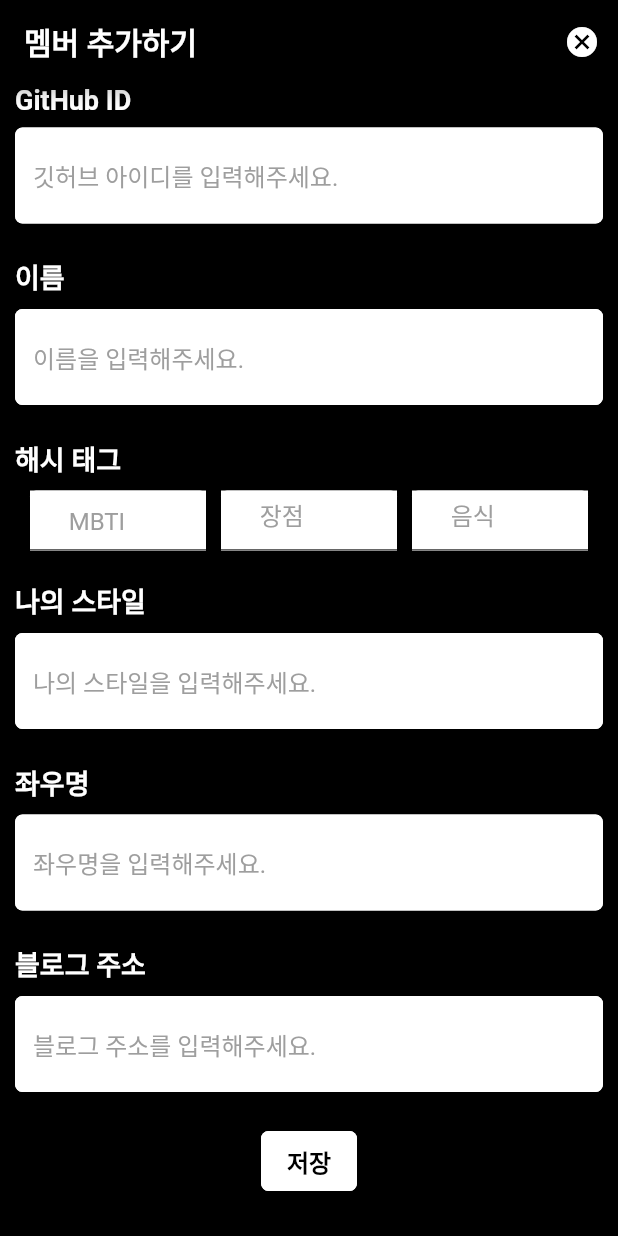
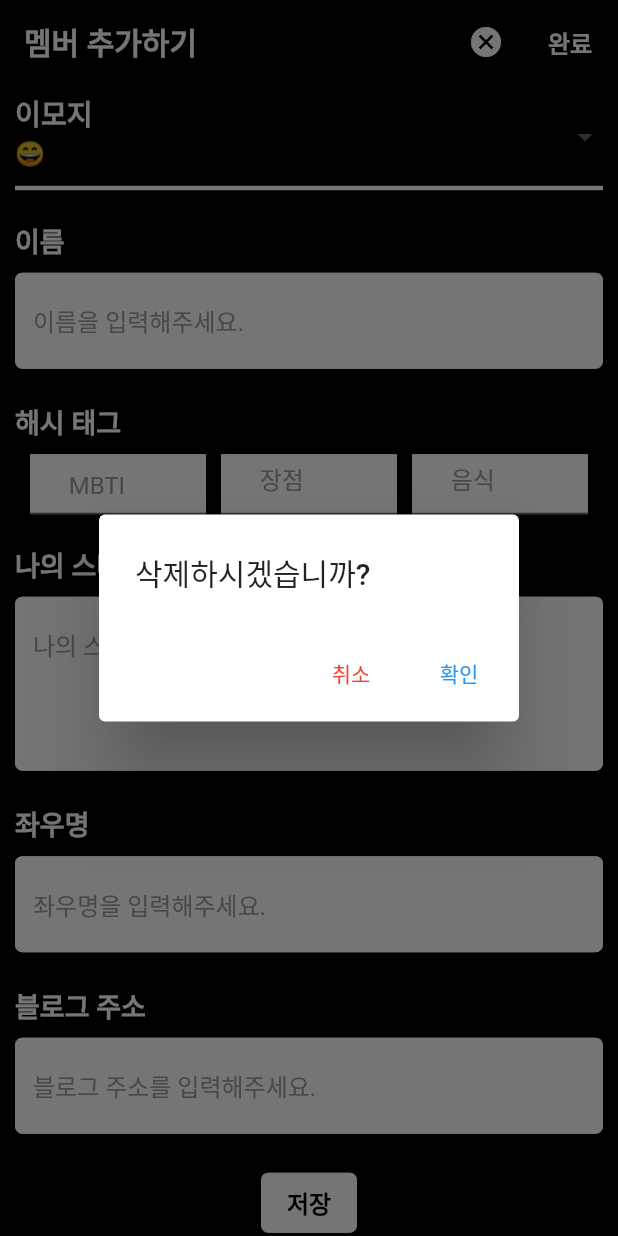
Before and after one commit to Haenaet/presenter-flutter, a Flutter app: the screen it shows after launch, after a tap on the "cancel" icon, on a phone screen of 412 x 824 dp. Run offline on Flutter 3.47's test engine with Material 2 defaults, Android fonts, the phone set to English and light mode, and no system bars.

Commit message:
add: #4 이모지 및 좌우명 추가

```diff
--- a/lib/main.dart
+++ b/lib/main.dart
@@ -10,7 +10,7 @@ class MainApp extends StatelessWidget {
 
   @override
   Widget build(BuildContext context) {
-    return const MaterialApp(
+    return MaterialApp(
       home: MemberCreatePage(),
     );
   }
--- a/lib/screens/member_create.dart
+++ b/lib/screens/member_create.dart
@@ -3,7 +3,9 @@ import 'package:flutter/material.dart';
 import 'package:presenter/widgets/member_create_widget.dart';
 
 class MemberCreatePage extends StatelessWidget {
-  const MemberCreatePage({super.key});
+  MemberCreatePage({super.key});
+
+  TextEditingController contentController = TextEditingController();
 
   @override
   Widget build(BuildContext context) {
@@ -21,43 +23,52 @@ class MemberCreatePage extends StatelessWidget {
           IconButton(
             icon: const Icon(Icons.cancel),
             onPressed: () {
-              print("취소 버튼을 클릭했습니다.");
+              showDeleteDialog(context);
             },
+          ),
+          TextButton(
+            onPressed: () {
+              print("완료 버튼을 클릭했습니다.");
+            },
+            child: Text(
+              "완료",
+              style: TextStyle(
+                color: Colors.white,
+                fontSize: 16,
+                fontWeight: FontWeight.bold,
+              ),
+            ),
           ),
         ],
       ),
-      body: SingleChildScrollView(
-        physics: const ClampingScrollPhysics(),
+      body: const SingleChildScrollView(
+        physics: ClampingScrollPhysics(),
         child: Padding(
-          padding: const EdgeInsets.fromLTRB(10, 0, 10, 0),
+          padding: EdgeInsets.fromLTRB(10, 0, 10, 0),
           child: Column(
             crossAxisAlignment: CrossAxisAlignment.start,
             children: [
-              const TitleLabel(
-                titleText: "GitHub ID",
+              DropDownWidget(),
+              SizedBox(
+                height: 20,
               ),
-              const SizedBox(
+              TitleLabel(
+                titleText: "이름",
+              ),
+              SizedBox(
                 height: 8,
               ),
-              const CustomTextField(
-                hintText: "깃허브 아이디를 입력해주세요.",
+              CustomTextField(
+                hintText: "이름을 입력해주세요.",
+                maxLength: 4,
               ),
-              const TitleLabel(
-                titleText: "이름",
+              TitleLabel(
+                titleText: "해시 태그",
               ),
-              const SizedBox(
+              SizedBox(
                 height: 8,
               ),
-              const CustomTextField(
-                hintText: "이름을 입력해주세요.",
-              ),
-              const TitleLabel(
-                titleText: "해시 태그",
-              ),
-              const SizedBox(
-                height: 8,
-              ),
-              const Row(
+              Row(
                 mainAxisAlignment: MainAxisAlignment.center,
                 children: [
                   HashTagContainer(
@@ -77,59 +88,40 @@ class MemberCreatePage extends StatelessWidget {
                   ),
                 ],
               ),
-              const SizedBox(
+              SizedBox(
                 height: 20,
               ),
-              const TitleLabel(
+              TitleLabel(
                 titleText: "나의 스타일",
               ),
-              const SizedBox(
+              SizedBox(
                 height: 8,
               ),
-              const CustomTextField(
+              CustomTextField(
                 hintText: "나의 스타일을 입력해주세요.",
+                maxLength: 200,
+                maxLines: 4,
               ),
-              const TitleLabel(
+              TitleLabel(
                 titleText: "좌우명",
               ),
-              const SizedBox(
+              SizedBox(
                 height: 8,
               ),
-              const CustomTextField(
+              CustomTextField(
                 hintText: "좌우명을 입력해주세요.",
               ),
-              const TitleLabel(
+              TitleLabel(
                 titleText: "블로그 주소",
               ),
-              const SizedBox(
+              SizedBox(
                 height: 8,
               ),
-              const CustomTextField(
+              CustomTextField(
                 hintText: "블로그 주소를 입력해주세요.",
               ),
               Center(
-                child: TextButton(
-                  style: ButtonStyle(
-                    shape: MaterialStateProperty.all(
-                      RoundedRectangleBorder(
-                        borderRadius: BorderRadius.circular(5.0),
-                        side: const BorderSide(color: Colors.white),
-                      ),
-                    ),
-                    backgroundColor: MaterialStateProperty.all(Colors.white),
-                  ),
-                  child: const Text(
-                    "저장",
-                    style: TextStyle(
-                      color: Colors.black,
-                      fontSize: 16,
-                      fontWeight: FontWeight.bold,
-                    ),
-                  ),
-                  onPressed: () {
-                    print("저장 버튼을 눌렀습니다!");
-                  },
-                ),
+                child: SaveButton(),
               ),
             ],
           ),
--- a/lib/widgets/member_create_widget.dart
+++ b/lib/widgets/member_create_widget.dart
@@ -1,4 +1,74 @@
 import 'package:flutter/material.dart';
+
+class DropDownWidget extends StatefulWidget {
+  const DropDownWidget({super.key});
+
+  @override
+  State<DropDownWidget> createState() => _DropDownWidgetState();
+}
+
+class _DropDownWidgetState extends State<DropDownWidget> {
+  String _selectedEmoji = '😀';
+  @override
+  Widget build(BuildContext context) {
+    return DropdownButtonFormField<String>(
+      value: _selectedEmoji,
+      decoration: const InputDecoration(
+        labelText: '이모지',
+        labelStyle: TextStyle(
+          color: Colors.white,
+          fontSize: 25,
+          fontWeight: FontWeight.bold,
+        ),
+        enabledBorder: UnderlineInputBorder(
+          borderSide: BorderSide(
+            width: 3,
+            color: Colors.white,
+          ),
+        ),
+        focusedBorder: UnderlineInputBorder(
+          borderSide: BorderSide(
+            width: 3,
+            color: Colors.white,
+          ),
+        ),
+      ),
+      items: const [
+        DropdownMenuItem(
+          value: '😀',
+          child: Text('😄'),
+        ),
+        DropdownMenuItem(
+          value: '😄',
+          child: Text('😄'),
+        ),
+        DropdownMenuItem(
+          value: '😊',
+          child: Text('😊'),
+        ),
+        DropdownMenuItem(
+          value: '😎',
+          child: Text('😎'),
+        ),
+        DropdownMenuItem(
+          value: '🙂',
+          child: Text('🙂'),
+        ),
+      ],
+      onChanged: (value) {
+        setState(() {
+          _selectedEmoji = value!;
+        });
+      },
+      validator: (value) {
+        if (value == null || value.isEmpty) {
+          return '이모지를 선택해주세요.';
+        }
+        return null;
+      },
+    );
+  }
+}
 
 class TitleLabel extends StatelessWidget {
   const TitleLabel({
@@ -25,14 +95,19 @@ class CustomTextField extends StatelessWidget {
   const CustomTextField({
     super.key,
     required this.hintText,
+    this.maxLength,
+    this.maxLines,
   });
 
   final String hintText;
+  final int? maxLength;
+  final int? maxLines;
 
   @override
   Widget build(BuildContext context) {
     return TextField(
-      maxLength: 34,
+      maxLength: maxLength ?? 34,
+      maxLines: maxLines ?? 1,
       cursorColor: Colors.black,
       decoration: InputDecoration(
         filled: true,
@@ -93,3 +168,69 @@ class HashTagContainer extends StatelessWidget {
     );
   }
 }
+
+class SaveButton extends StatelessWidget {
+  const SaveButton({
+    super.key,
+  });
+
+  @override
+  Widget build(BuildContext context) {
+    return TextButton(
+      style: ButtonStyle(
+        shape: MaterialStateProperty.all(
+          RoundedRectangleBorder(
+            borderRadius: BorderRadius.circular(5.0),
+            side: const BorderSide(color: Colors.white),
+          ),
+        ),
+        backgroundColor: MaterialStateProperty.all(Colors.white),
+      ),
+      child: const Text(
+        "저장",
+        style: TextStyle(
+          color: Colors.black,
+          fontSize: 16,
+          fontWeight: FontWeight.bold,
+        ),
+      ),
+      onPressed: () {
+        print("저장 버튼을 눌렀습니다!");
+      },
+    );
+  }
+}
+
+void showDeleteDialog(BuildContext context) {
+  showDialog(
+    context: context,
+    builder: (context) {
+      return AlertDialog(
+        title: Text("삭제하시겠습니까?"),
+        actions: [
+          // 취소 버튼
+          TextButton(
+            onPressed: () {
+              Navigator.pop(context); // 팝업 닫기
+            },
+            child: Text(
+              "취소",
+              style: TextStyle(
+                color: Colors.red,
+              ),
+            ),
+          ),
+          // 확인 버튼
+          TextButton(
+            onPressed: () {
+              Navigator.pop(context); // 팝업 닫기
+            },
+            child: Text(
+              "확인",
+            ),
+          ),
+        ],
+      );
+    },
+  );
+}
```
